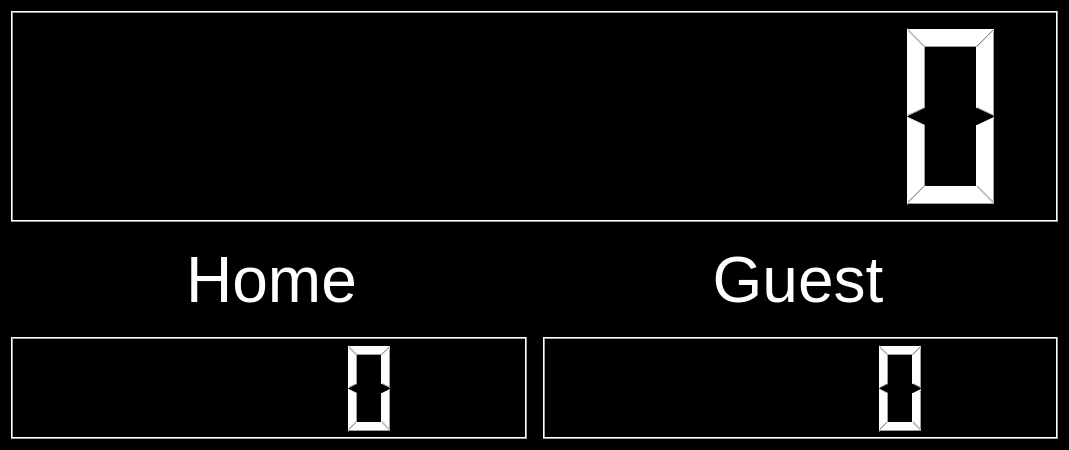
scherfan/WLG_Scoreboard, file scoreboard.ui: the form before one commit.
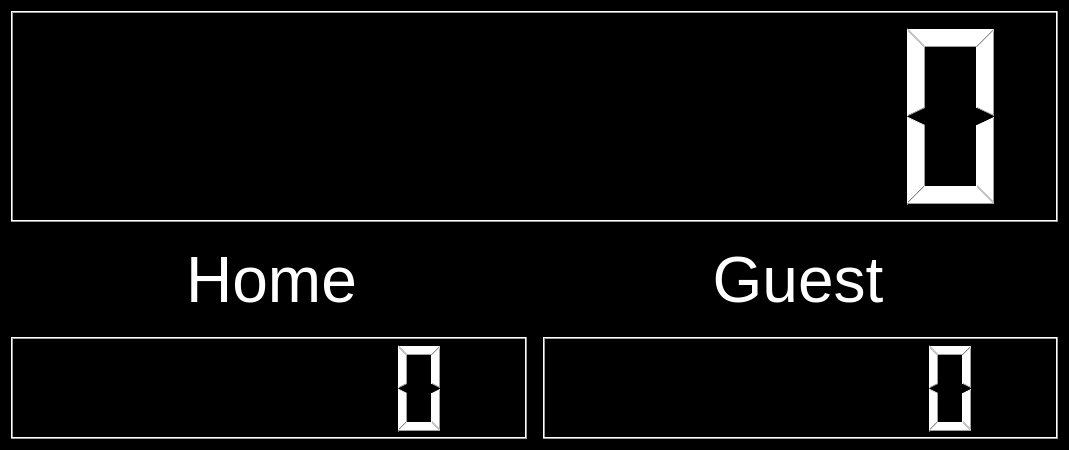
The form after the commit.

Patch:
```diff
--- a/scoreboard.ui
+++ b/scoreboard.ui
@@ -201,7 +201,11 @@
      <item>
       <layout class="QHBoxLayout" name="horizontalLayout_2" stretch="0,0,0">
        <item>
-        <widget class="QLCDNumber" name="home_lcd"/>
+        <widget class="QLCDNumber" name="home_lcd">
+         <property name="digitCount">
+          <number>7</number>
+         </property>
+        </widget>
        </item>
        <item>
         <spacer name="horizontalSpacer">
@@ -220,7 +224,11 @@
         </spacer>
        </item>
        <item>
-        <widget class="QLCDNumber" name="away_lcd"/>
+        <widget class="QLCDNumber" name="away_lcd">
+         <property name="digitCount">
+          <number>7</number>
+         </property>
+        </widget>
        </item>
       </layout>
      </item>
```
